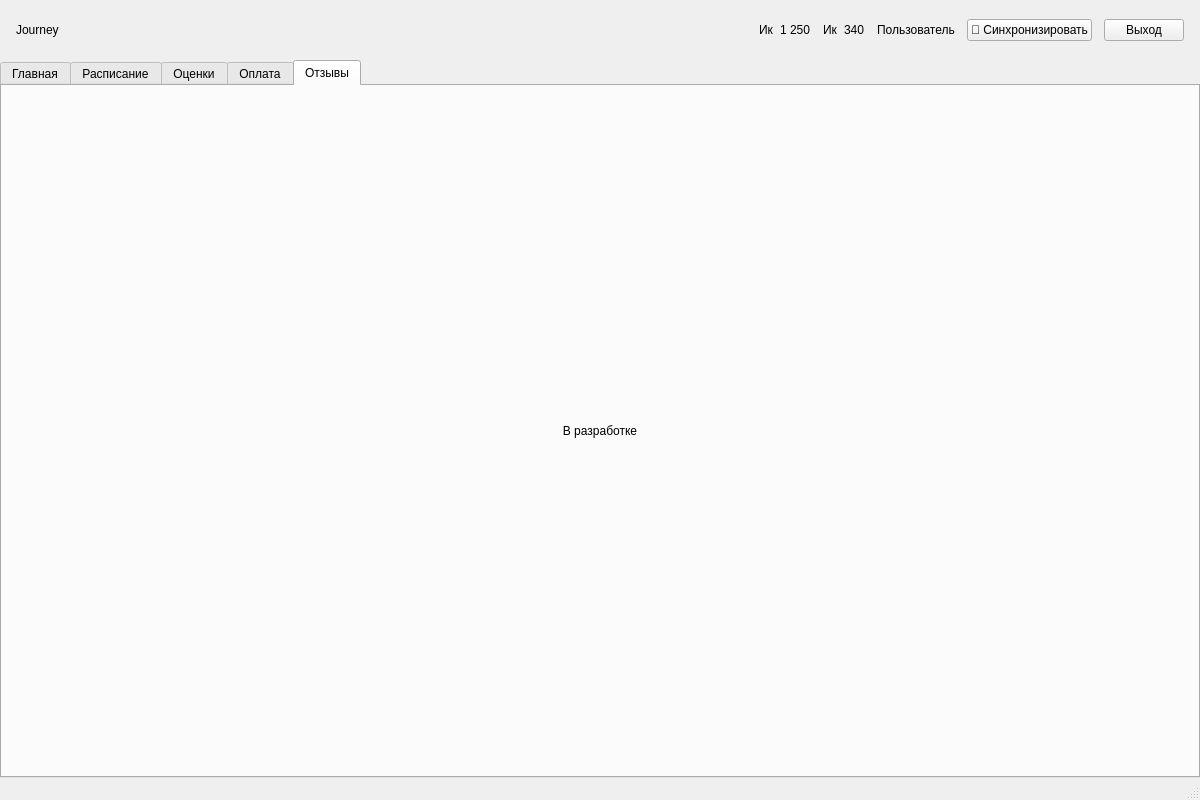
This is app/ui/main/mainwindow.ui in Veroser/Journey as Qt 5 draws it before an edit. The edited form follows.
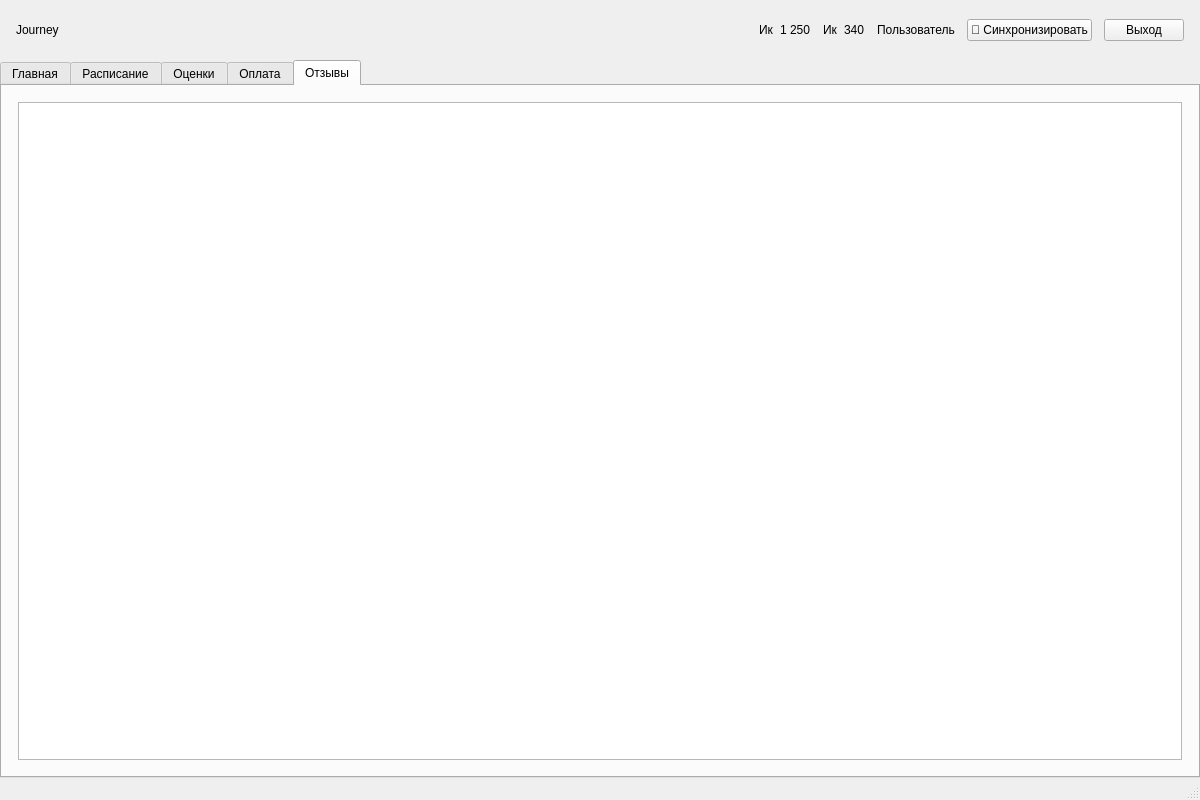
This is the edited form. The open tabs and pages were chosen to show the change.

```diff
--- a/app/ui/main/mainwindow.ui
+++ b/app/ui/main/mainwindow.ui
@@ -856,15 +856,20 @@
         <string>Отзывы</string>
        </attribute>
        <layout class="QVBoxLayout" name="feedbackLayout">
+                <property name="leftMargin">
+                    <number>16</number>
+                </property>
+                <property name="topMargin">
+                    <number>16</number>
+                </property>
+                <property name="rightMargin">
+                    <number>16</number>
+                </property>
+                <property name="bottomMargin">
+                    <number>16</number>
+                </property>
         <item>
-         <widget class="QLabel" name="feedbackPlaceholder">
-          <property name="text">
-           <string>В разработке</string>
-          </property>
-          <property name="alignment">
-           <set>Qt::AlignmentFlag::AlignCenter</set>
-          </property>
-         </widget>
+                    <widget class="QListWidget" name="feedbackList"/>
         </item>
        </layout>
       </widget>
```
Lines whose indentation alone changed are shown as unchanged.
